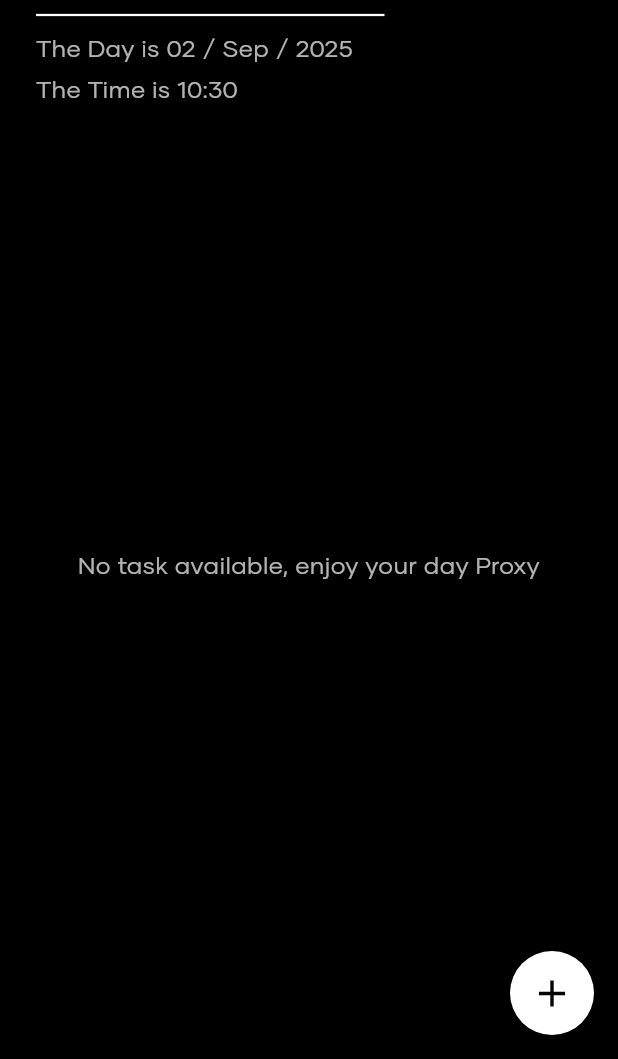
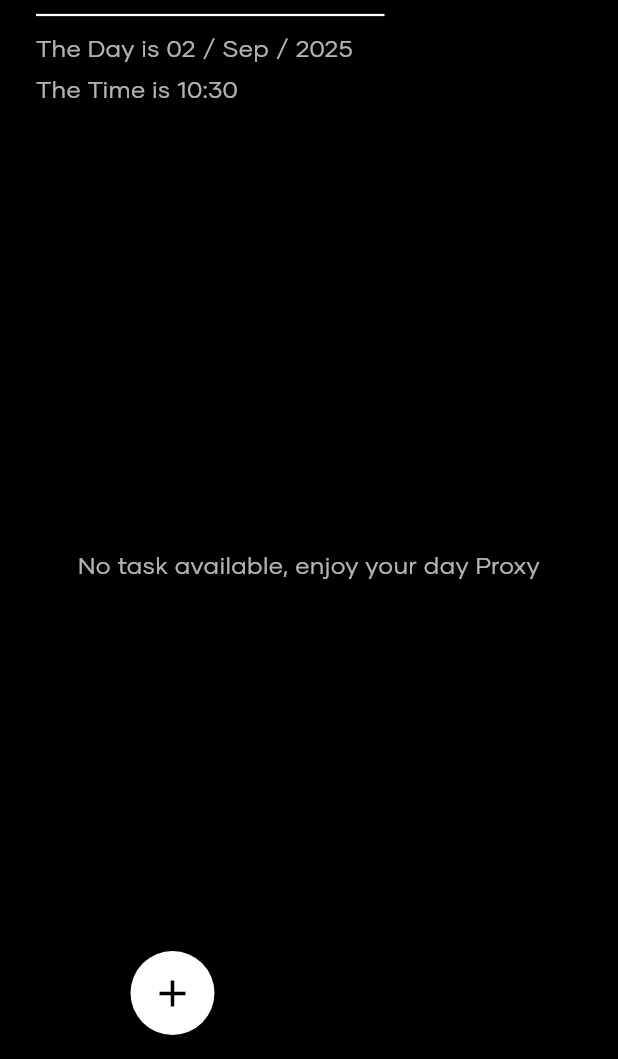
Before and after one commit to LoggingNewMemory/InterKnot, a Flutter app: the screen it shows after launch, on a phone screen of 412 x 824 dp, the part 177-1236 px from its top. Run offline on Flutter 3.47's test engine with Material 3 defaults, Android fonts, the phone set to English and light mode, and no system bars; our stand-ins replace font_awesome_flutter, image_cropper, image_picker, shared_preferences; missing offline and left inert: flutter_inappwebview.

Commit message:
[1/2] + Button is next to sidebar

```diff
--- a/interknot/lib/main.dart
+++ b/interknot/lib/main.dart
@@ -301,31 +301,7 @@ class _HomePageState extends State<HomePage>
                           _webViewController = controller;
                         },
                       ),
-                // <<< MODIFICATION: FAB MOVED HERE >>>
-                floatingActionButton: Builder(
-                  builder: (context) {
-                    final fab = FloatingActionButton(
-                      onPressed: _navigateToTasker,
-                      child: const Icon(Icons.add, size: 30),
-                    );
-
-                    if (_activeWebClient == null) {
-                      // On homepage, always visible
-                      return fab;
-                    } else {
-                      // On other pages, animate scale with sidebar
-                      return AnimatedBuilder(
-                        animation: _animationController,
-                        builder: (context, child) {
-                          return Transform.scale(
-                            scale: _animationController.value,
-                            child: fab,
-                          );
-                        },
-                      );
-                    }
-                  },
-                ),
+                // <<< MODIFICATION: The FAB is completely removed from this sliding Scaffold
               ),
             ),
           ),
@@ -379,7 +355,52 @@ class _HomePageState extends State<HomePage>
               ),
             ),
           ),
-          // <<< MODIFICATION: FAB REMOVED FROM THE STACK >>>
+          // FAB positioned next to the sidebar
+          AnimatedBuilder(
+            animation: _animationController,
+            builder: (context, child) {
+              // Calculate FAB position based on sidebar state and animation
+              double fabLeft;
+              double fabRight;
+
+              if (_isSidebarOnLeft) {
+                // When sidebar is on left, FAB goes to the right of it
+                fabLeft =
+                    _sidebarWidth + 16.0; // Right next to sidebar + margin
+                fabRight = double.infinity; // Don't constrain right side
+              } else {
+                // When sidebar is on right, FAB goes to the left of it
+                fabLeft = double.infinity; // Don't constrain left side
+                fabRight =
+                    _sidebarWidth + 16.0; // Right next to sidebar + margin
+              }
+
+              return Positioned(
+                bottom: 16.0,
+                left: fabLeft == double.infinity ? null : fabLeft,
+                right: fabRight == double.infinity ? null : fabRight,
+                child: Builder(
+                  builder: (context) {
+                    final fab = FloatingActionButton(
+                      onPressed: _navigateToTasker,
+                      child: const Icon(Icons.add, size: 30),
+                    );
+
+                    if (_activeWebClient == null) {
+                      // On homepage, always visible
+                      return fab;
+                    } else {
+                      // On other pages, animate scale with sidebar animation
+                      return Transform.scale(
+                        scale: _animationController.value,
+                        child: fab,
+                      );
+                    }
+                  },
+                ),
+              );
+            },
+          ),
         ],
       ),
     );
```
